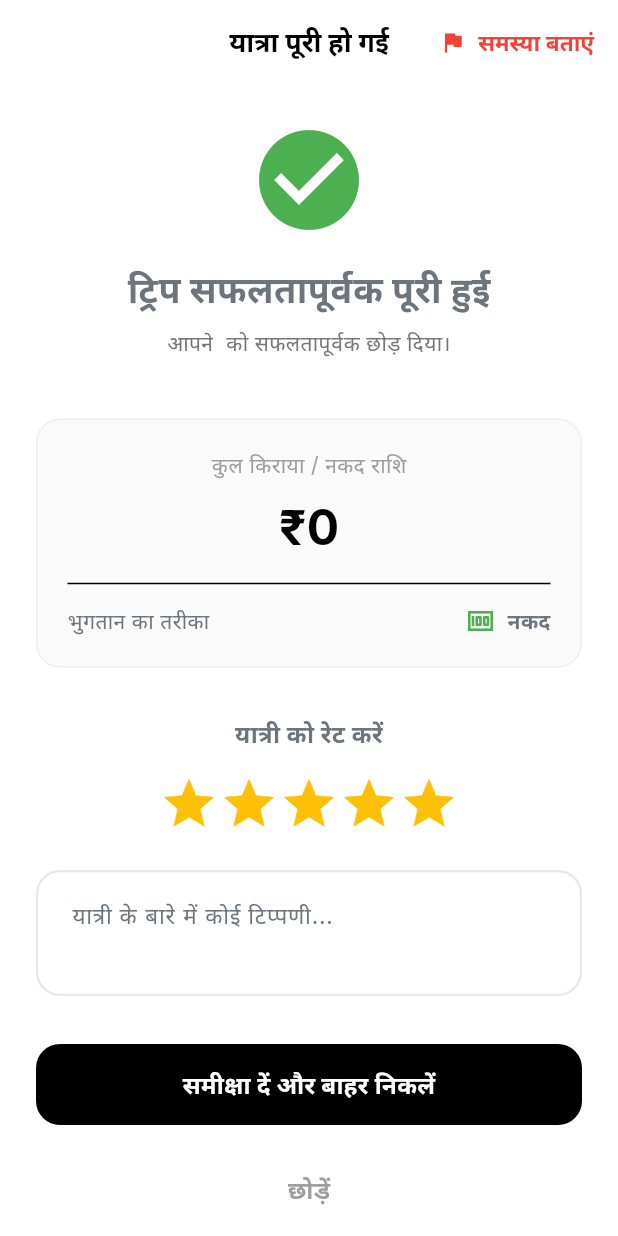
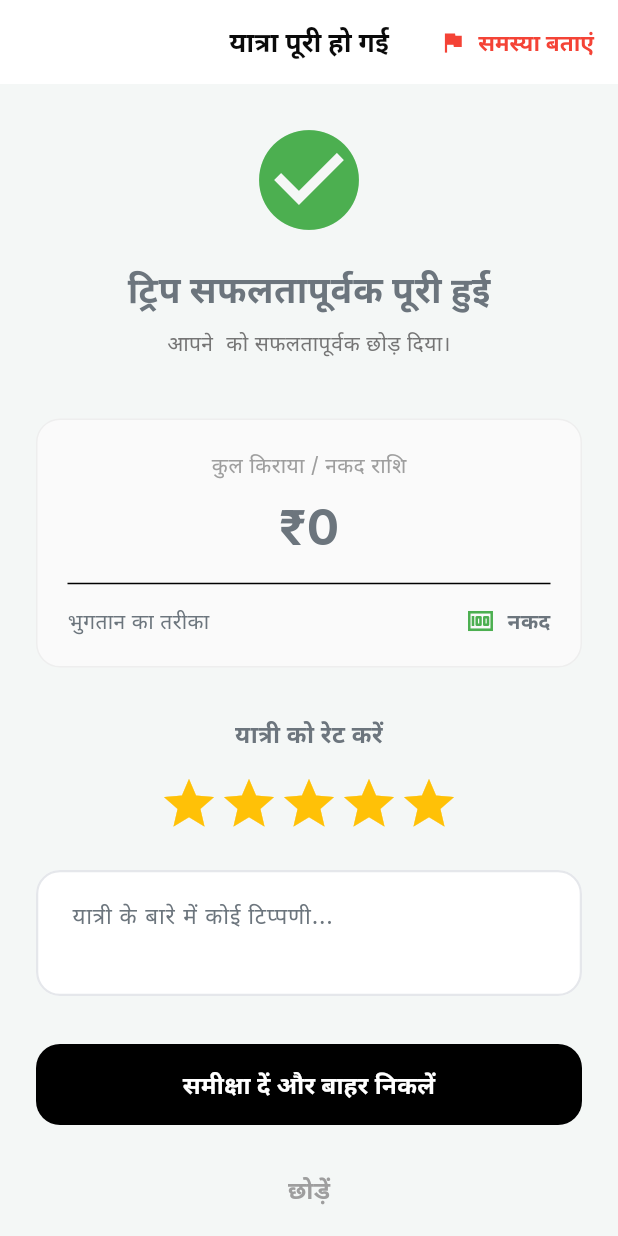
Before and after one commit to RURBOO/Rurboo-drive-app, a Flutter app: the DriverRideSummaryScreen screen opened directly with empty values, on a phone screen of 412 x 824 dp. Run offline on Flutter 3.47's test engine with Material 3 defaults, Android fonts, the phone set to English and light mode, and no system bars; drawn by our look-alikes of flutter_rating_bar; our stand-ins replace cloud_firestore, connectivity_plus, firebase_auth, firebase_core, firebase_messaging, firebase_storage and 16 more; missing offline and left inert: firebase_app_check, geoflutterfire_plus, razorpay_flutter, tutorial_coach_mark; accounts and stored records are empty; network calls fail.

Commit message:
feat: strip hardcoded ui colors across screens to inherit dark mode themes properly

```diff
--- a/lib/features/auth/views/location_disclosure_screen.dart
+++ b/lib/features/auth/views/location_disclosure_screen.dart
@@ -100,7 +100,6 @@ class LocationDisclosureScreen extends StatelessWidget {
                 style: TextStyle(
                   fontSize: 16,
                   height: 1.5,
-                  color: Colors.black87,
                 ),
               ),
 
--- a/lib/features/earnings/views/earnings_screen.dart
+++ b/lib/features/earnings/views/earnings_screen.dart
@@ -27,10 +27,9 @@ class _EarningsScreenBody extends StatelessWidget {
     final vm = context.watch<EarningsViewModel>();
 
     return Scaffold(
-      backgroundColor: Colors.white,
+
       appBar: AppBar(
         title: Text(AppLocalizations.of(context)!.earnings),
-        backgroundColor: Colors.white,
         elevation: 0,
         centerTitle: true,
         foregroundColor: Colors.black,
@@ -196,7 +195,6 @@ class _EarningsScreenBody extends StatelessWidget {
                                   style: const TextStyle(
                                     fontWeight: FontWeight.bold,
                                     fontSize: 18,
-                                    color: Colors.black87,
                                   ),
                                 ),
                               ],
@@ -439,7 +437,6 @@ class _EarningsScreenBody extends StatelessWidget {
               style: const TextStyle(
                 fontWeight: FontWeight.bold,
                 fontSize: 16,
-                color: Colors.black87,
               ),
             ),
             if (ride.commission > 0)
--- a/lib/features/earnings/views/ride_history_screen.dart
+++ b/lib/features/earnings/views/ride_history_screen.dart
@@ -43,7 +43,6 @@ class _RideHistoryScreenState extends State<RideHistoryScreen> {
       backgroundColor: Colors.grey[100],
       appBar: AppBar(
         title: Text(AppLocalizations.of(context)!.history),
-        backgroundColor: Colors.white,
         foregroundColor: Colors.black,
         elevation: 0.5,
       ),
--- a/lib/features/home/views/home_screen.dart
+++ b/lib/features/home/views/home_screen.dart
@@ -637,7 +637,7 @@ class _HomeScreenBodyState extends State<_HomeScreenBody> {
                           ),
                           ElevatedButton(
                             style: ElevatedButton.styleFrom(
-                              backgroundColor: Colors.white,
+
                               foregroundColor: Colors.red,
                             ),
                             onPressed: () => Geolocator.openLocationSettings(),
@@ -848,7 +848,6 @@ class _RideRequestSheet extends StatelessWidget {
                 AppLocalizations.of(context)!.newRideRequest,
                 style: Theme.of(context).textTheme.headlineMedium?.copyWith(
                   fontWeight: FontWeight.w900,
-                  color: Colors.black87,
                 ),
               ),
               Container(
@@ -890,7 +889,7 @@ class _RideRequestSheet extends StatelessWidget {
                         ),
                         Text(
                           request.receiverName,
-                          style: const TextStyle(fontSize: 16, fontWeight: FontWeight.bold, color: Colors.black87),
+                          style: const TextStyle(fontSize: 16, fontWeight: FontWeight.bold),
                         ),
                       ],
                     ),
--- a/lib/features/profile/views/delete_account_screen.dart
+++ b/lib/features/profile/views/delete_account_screen.dart
@@ -136,7 +136,6 @@ class _DeleteAccountScreenState extends State<DeleteAccountScreen> {
     return Scaffold(
       appBar: AppBar(
         title: Text(l10n.deleteAccount),
-        backgroundColor: Colors.white,
         foregroundColor: Colors.red,
       ),
       body: Padding(
--- a/lib/features/profile/views/faq_screen.dart
+++ b/lib/features/profile/views/faq_screen.dart
@@ -10,7 +10,6 @@ class FaqScreen extends StatelessWidget {
     return Scaffold(
       appBar: AppBar(
         title: Text(l10n.faqs),
-        backgroundColor: Colors.white,
         foregroundColor: Colors.black,
         elevation: 0,
       ),
--- a/lib/features/profile/views/feedback_screen.dart
+++ b/lib/features/profile/views/feedback_screen.dart
@@ -96,7 +96,6 @@ class _FeedbackScreenState extends State<FeedbackScreen> {
     return Scaffold(
       appBar: AppBar(
         title: Text(l10n.feedbackAndSuggestions),
-        backgroundColor: Colors.white,
         foregroundColor: Colors.black,
         elevation: 0,
       ),
--- a/lib/features/profile/views/help_support_screen.dart
+++ b/lib/features/profile/views/help_support_screen.dart
@@ -107,7 +107,6 @@ class _HelpSupportScreenState extends State<HelpSupportScreen> {
     return Scaffold(
       appBar: AppBar(
         title: Text(l10n.helpAndSupport),
-        backgroundColor: Colors.white,
         foregroundColor: Colors.black,
         elevation: 0,
       ),
--- a/lib/features/profile/views/my_vehicles_screen.dart
+++ b/lib/features/profile/views/my_vehicles_screen.dart
@@ -81,7 +81,6 @@ class _MyVehiclesScreenState extends State<MyVehiclesScreen> {
                                   child: Icon(
                                     _getVehicleIcon(vehicle['vehicleType']),
                                     size: 30,
-                                    color: Colors.black54,
                                   ),
                                 ),
                                 const SizedBox(width: 16),
--- a/lib/features/profile/views/privacy_policy_screen.dart
+++ b/lib/features/profile/views/privacy_policy_screen.dart
@@ -12,7 +12,6 @@ class PrivacyPolicyScreen extends StatelessWidget {
     return Scaffold(
       appBar: AppBar(
         title: Text(l10n.privacyPolicy),
-        backgroundColor: Colors.white,
         foregroundColor: Colors.black,
         elevation: 0,
       ),
--- a/lib/features/profile/views/support_screen.dart
+++ b/lib/features/profile/views/support_screen.dart
@@ -23,10 +23,9 @@ class SupportScreen extends StatelessWidget {
   @override
   Widget build(BuildContext context) {
     return Scaffold(
-      backgroundColor: Colors.white,
+
       appBar: AppBar(
         title: const Text("Driver Support"),
-        backgroundColor: Colors.white,
         foregroundColor: Colors.black,
         elevation: 1,
       ),
--- a/lib/features/profile/views/terms_conditions_screen.dart
+++ b/lib/features/profile/views/terms_conditions_screen.dart
@@ -12,7 +12,6 @@ class TermsAndConditionsScreen extends StatelessWidget {
     return Scaffold(
       appBar: AppBar(
         title: Text(l10n.termsAndConditions),
-        backgroundColor: Colors.white,
         foregroundColor: Colors.black,
         elevation: 0,
       ),
--- a/lib/features/trip/views/driver_ride_summary_screen.dart
+++ b/lib/features/trip/views/driver_ride_summary_screen.dart
@@ -198,12 +198,11 @@ class _DriverRideSummaryScreenState extends State<DriverRideSummaryScreen> {
   Widget build(BuildContext context) {
     final l10n = AppLocalizations.of(context)!;
     return Scaffold(
-      backgroundColor: Colors.white,
+
       appBar: AppBar(
-        title: Text(l10n.rideCompleted, style: const TextStyle(color: Colors.black)),
+        title: Text(l10n.rideCompleted, style: const TextStyle()),
         centerTitle: true,
         automaticallyImplyLeading: false,
-        backgroundColor: Colors.white,
         elevation: 0,
         actions: [
           TextButton.icon(
@@ -252,7 +251,6 @@ class _DriverRideSummaryScreenState extends State<DriverRideSummaryScreen> {
                       style: const TextStyle(
                         fontSize: 32,
                         fontWeight: FontWeight.bold,
-                        color: Colors.black,
                       ),
                     ),
                     const Divider(height: 30),
--- a/lib/features/wallet/views/wallet_screen.dart
+++ b/lib/features/wallet/views/wallet_screen.dart
@@ -431,7 +431,6 @@ class _WalletScreenState extends State<WalletScreen> {
       appBar: AppBar(
         title: Text(AppLocalizations.of(context)!.myWalletTitle),
         elevation: 0,
-        backgroundColor: Colors.white,
         foregroundColor: Colors.black,
         actions: [
           IconButton(
```
Also changed, not shown: lib/features/profile/views/terms_screen.dart (+3 -4 lines), lib/features/trip/views/live_trip_screen.dart (+3 -5 lines).
